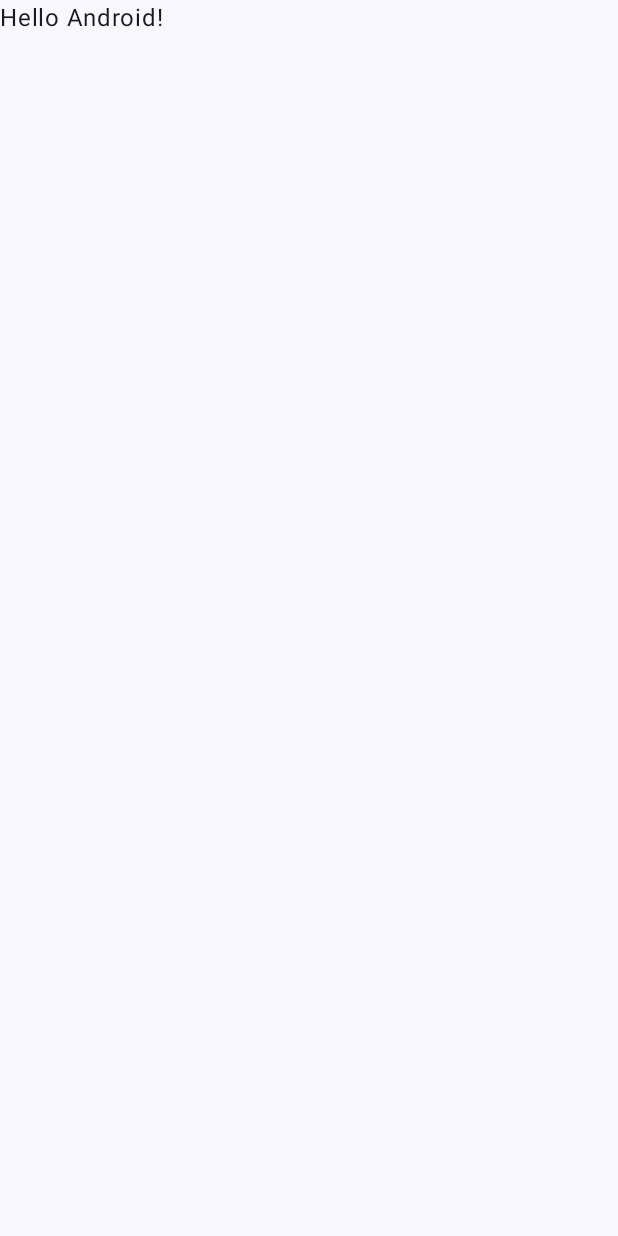
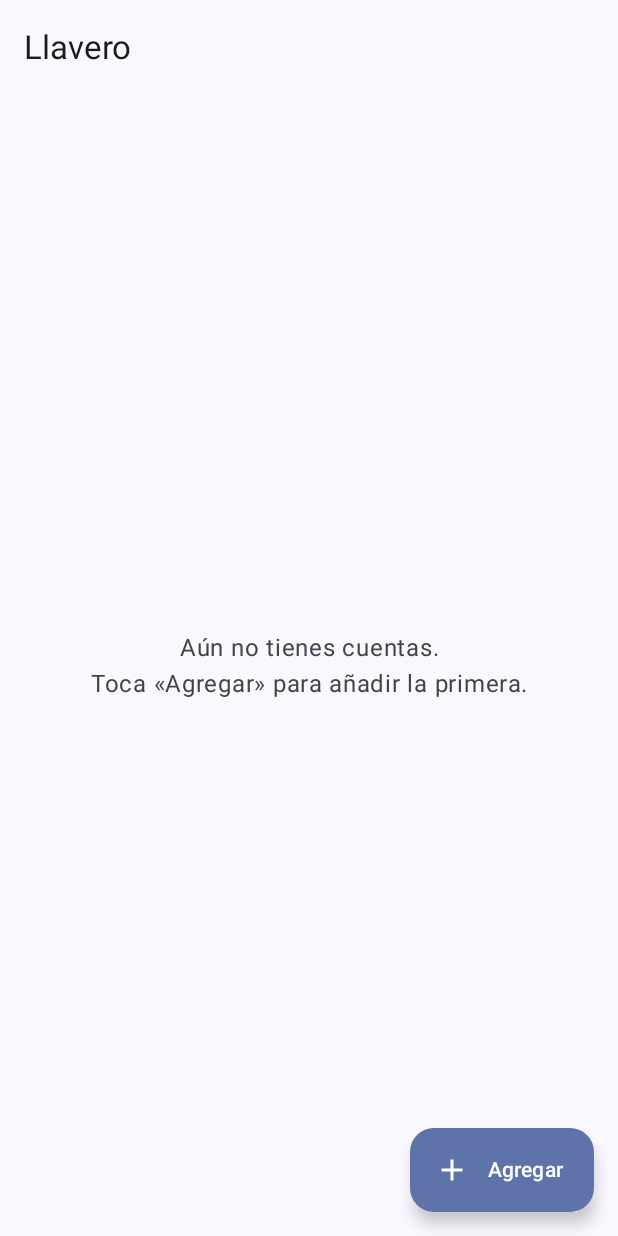
Before and after one commit to SebastianCastellanos123/llavero, an Android app built with Jetpack Compose: the screen it shows after launch (MainActivity), on a phone screen of 412 x 824 dp. Before the commit the screen is almost empty. Run offline under Robolectric (Android 15) with nearby library versions, the phone set to English and light mode, and no system bars.

Commit message:
Interfaz en Compose: lista de cuentas y formulario para agregar
- Lista con el código agrupado (123 456), cuenta regresiva circular y
  aviso en rojo los últimos 5 segundos.
- Tocar una cuenta copia el código marcado como sensible (Android 13+).
- Eliminar pide confirmación y explica el riesgo de perder el acceso.
- Formulario con validación de todos los campos a la vez; la clave va en
  campo de contraseña, sin autocorrección, y no se guarda en el estado
  que Android escribe a disco (remember y no rememberSaveable).
- ViewModel que carga y guarda en segundo plano con un Mutex.
- Dependencias de AndroidX actualizadas; íconos como vectores propios.
- Pruebas: validación del formulario (JVM) y pantallas con Compose UI Test.

Co-Authored-By: Claude Opus 5.5 <noreply@anthropic.com>

```diff
--- a/app/build.gradle.kts
+++ b/app/build.gradle.kts
@@ -45,6 +45,8 @@ dependencies {
     implementation(libs.androidx.compose.ui.tooling.preview)
     implementation(libs.androidx.core.ktx)
     implementation(libs.androidx.lifecycle.runtime.ktx)
+    implementation(libs.androidx.lifecycle.runtime.compose)
+    implementation(libs.androidx.lifecycle.viewmodel.compose)
     testImplementation(libs.junit)
     androidTestImplementation(platform(libs.androidx.compose.bom))
     androidTestImplementation(libs.androidx.compose.ui.test.junit4)
--- a/app/src/main/java/io/github/sebastiancastellanos123/llavero/MainActivity.kt
+++ b/app/src/main/java/io/github/sebastiancastellanos123/llavero/MainActivity.kt
@@ -4,13 +4,7 @@ import android.os.Bundle
 import androidx.activity.ComponentActivity
 import androidx.activity.compose.setContent
 import androidx.activity.enableEdgeToEdge
-import androidx.compose.foundation.layout.fillMaxSize
-import androidx.compose.foundation.layout.padding
-import androidx.compose.material3.Scaffold
-import androidx.compose.material3.Text
-import androidx.compose.runtime.Composable
-import androidx.compose.ui.Modifier
-import androidx.compose.ui.tooling.preview.Preview
+import io.github.sebastiancastellanos123.llavero.ui.LlaveroApp
 import io.github.sebastiancastellanos123.llavero.ui.theme.LlaveroTheme
 
 class MainActivity : ComponentActivity() {
@@ -19,29 +13,8 @@ class MainActivity : ComponentActivity() {
         enableEdgeToEdge()
         setContent {
             LlaveroTheme {
-                Scaffold(modifier = Modifier.fillMaxSize()) { innerPadding ->
-                    Greeting(
-                        name = "Android",
-                        modifier = Modifier.padding(innerPadding)
-                    )
-                }
+                LlaveroApp()
             }
         }
     }
 }
-
-@Composable
-fun Greeting(name: String, modifier: Modifier = Modifier) {
-    Text(
-        text = "Hello $name!",
-        modifier = modifier
-    )
-}
-
-@Preview(showBackground = true)
-@Composable
-fun GreetingPreview() {
-    LlaveroTheme {
-        Greeting("Android")
-    }
-}
--- /dev/null
+++ b/app/src/main/java/io/github/sebastiancastellanos123/llavero/ui/AccountsViewModel.kt
@@ -0,0 +1,77 @@
+package io.github.sebastiancastellanos123.llavero.ui
+
+import androidx.lifecycle.ViewModel
+import androidx.lifecycle.ViewModelProvider.AndroidViewModelFactory.Companion.APPLICATION_KEY
+import androidx.lifecycle.viewModelScope
+import androidx.lifecycle.viewmodel.initializer
+import androidx.lifecycle.viewmodel.viewModelFactory
+import io.github.sebastiancastellanos123.llavero.otp.OtpAccount
+import io.github.sebastiancastellanos123.llavero.storage.CorruptStoreException
+import io.github.sebastiancastellanos123.llavero.storage.EncryptedAccountStore
+import kotlinx.coroutines.Dispatchers
+import kotlinx.coroutines.channels.Channel
+import kotlinx.coroutines.flow.MutableStateFlow
+import kotlinx.coroutines.flow.StateFlow
+import kotlinx.coroutines.flow.asStateFlow
+import kotlinx.coroutines.flow.receiveAsFlow
+import kotlinx.coroutines.launch
+import kotlinx.coroutines.sync.Mutex
+import kotlinx.coroutines.sync.withLock
+import kotlinx.coroutines.withContext
+
+sealed interface AccountsState {
+    data object Loading : AccountsState
+    data class Ready(val accounts: List<OtpAccount>) : AccountsState
+
+    /** No se borra nada automáticamente: el archivo se queda como está por si se puede recuperar. */
+    data class Failed(val message: String) : AccountsState
+}
+
+class AccountsViewModel(private val store: EncryptedAccountStore) : ViewModel() {
+    private val _state = MutableStateFlow<AccountsState>(AccountsState.Loading)
+    val state: StateFlow<AccountsState> = _state.asStateFlow()
+
+    private val _messages = Channel<String>(Channel.BUFFERED)
+    val messages = _messages.receiveAsFlow()
+
+    // Un cambio a la vez: así dos guardados seguidos no se pisan.
+    private val mutex = Mutex()
+
+    init {
+        viewModelScope.launch {
+            _state.value = try {
+                AccountsState.Ready(withContext(Dispatchers.IO) { store.load() })
+            } catch (e: CorruptStoreException) {
+                AccountsState.Failed("No se pudieron leer tus cuentas: el archivo está dañado o la clave del teléfono cambió.")
+            } catch (e: Exception) {
+                AccountsState.Failed("No se pudieron leer tus cuentas.")
+            }
+        }
+    }
+
+    fun add(account: OtpAccount) = update("Cuenta agregada") { it + account }
+
+    fun delete(account: OtpAccount) = update("Cuenta eliminada") { list -> list.filterNot { it === account } }
+
+    private fun update(successMessage: String, transform: (List<OtpAccount>) -> List<OtpAccount>) {
+        viewModelScope.launch {
+            mutex.withLock {
+                val current = (_state.value as? AccountsState.Ready)?.accounts ?: return@withLock
+                val next = transform(current)
+                try {
+                    withContext(Dispatchers.IO) { store.save(next) }
+                    _state.value = AccountsState.Ready(next)
+                    _messages.send(successMessage)
+                } catch (e: Exception) {
+                    _messages.send("No se pudo guardar el cambio")
+                }
+            }
+        }
+    }
+
+    companion object {
+        val Factory = viewModelFactory {
+            initializer { AccountsViewModel(EncryptedAccountStore.create(this[APPLICATION_KEY]!!)) }
+        }
+    }
+}
--- /dev/null
+++ b/app/src/main/java/io/github/sebastiancastellanos123/llavero/ui/LlaveroApp.kt
@@ -0,0 +1,130 @@
+package io.github.sebastiancastellanos123.llavero.ui
+
+import android.content.ClipData
+import android.content.ClipDescription
+import android.content.ClipboardManager
+import android.content.Context
+import android.os.Build
+import android.os.PersistableBundle
+import androidx.activity.compose.BackHandler
+import androidx.compose.foundation.layout.Box
+import androidx.compose.foundation.layout.fillMaxSize
+import androidx.compose.foundation.layout.padding
+import androidx.compose.material3.CircularProgressIndicator
+import androidx.compose.material3.ExperimentalMaterial3Api
+import androidx.compose.material3.ExtendedFloatingActionButton
+import androidx.compose.material3.Icon
+import androidx.compose.material3.MaterialTheme
+import androidx.compose.material3.Scaffold
+import androidx.compose.material3.SnackbarHost
+import androidx.compose.material3.SnackbarHostState
+import androidx.compose.material3.Text
+import androidx.compose.material3.TopAppBar
+import androidx.compose.runtime.Composable
+import androidx.compose.runtime.LaunchedEffect
+import androidx.compose.runtime.getValue
+import androidx.compose.runtime.mutableStateOf
+import androidx.compose.runtime.produceState
+import androidx.compose.runtime.remember
+import androidx.compose.runtime.rememberCoroutineScope
+import androidx.compose.runtime.saveable.rememberSaveable
+import androidx.compose.runtime.setValue
+import androidx.compose.ui.Alignment
+import androidx.compose.ui.Modifier
+import androidx.compose.ui.platform.LocalContext
+import androidx.compose.ui.res.painterResource
+import androidx.compose.ui.text.style.TextAlign
+import androidx.compose.ui.unit.dp
+import androidx.lifecycle.compose.collectAsStateWithLifecycle
+import androidx.lifecycle.viewmodel.compose.viewModel
+import io.github.sebastiancastellanos123.llavero.R
+import kotlinx.coroutines.delay
+import kotlinx.coroutines.launch
+
+@OptIn(ExperimentalMaterial3Api::class)
+@Composable
+fun LlaveroApp(viewModel: AccountsViewModel = viewModel(factory = AccountsViewModel.Factory)) {
+    val state by viewModel.state.collectAsStateWithLifecycle()
+    var adding by rememberSaveable { mutableStateOf(false) }
+    val snackbar = remember { SnackbarHostState() }
+    val scope = rememberCoroutineScope()
+    val context = LocalContext.current
+
+    LaunchedEffect(viewModel) {
+        viewModel.messages.collect { snackbar.showSnackbar(it) }
+    }
+
+    if (adding) {
+        BackHandler { adding = false }
+        AddAccountScreen(
+            onSave = { viewModel.add(it); adding = false },
+            onBack = { adding = false },
+        )
+        return
+    }
+
+    Scaffold(
+        topBar = { TopAppBar(title = { Text("Llavero") }) },
+        snackbarHost = { SnackbarHost(snackbar) },
+        floatingActionButton = {
+            if (state is AccountsState.Ready) {
+                ExtendedFloatingActionButton(
+                    onClick = { adding = true },
+                    icon = { Icon(painterResource(R.drawable.ic_add), contentDescription = null) },
+                    text = { Text("Agregar") },
+                )
+            }
+        },
+    ) { padding ->
+        when (val current = state) {
+            AccountsState.Loading -> Box(Modifier.fillMaxSize(), contentAlignment = Alignment.Center) {
+                CircularProgressIndicator()
+            }
+            is AccountsState.Failed -> Box(
+                Modifier.fillMaxSize().padding(padding).padding(32.dp),
+                contentAlignment = Alignment.Center,
+            ) {
+                Text(current.message, textAlign = TextAlign.Center, color = MaterialTheme.colorScheme.error)
+            }
+            is AccountsState.Ready -> AccountList(
+                accounts = current.accounts,
+                nowSeconds = rememberEpochSeconds(),
+                onCopy = { code ->
+                    copySensitive(context, code)
+                    // Desde Android 13 el sistema ya muestra su propio aviso al copiar.
+                    if (Build.VERSION.SDK_INT < Build.VERSION_CODES.TIRAMISU) {
+                        scope.launch { snackbar.showSnackbar("Código copiado") }
+                    }
+                },
+                onDelete = viewModel::delete,
+                contentPadding = padding,
+            )
+        }
+    }
+}
+
+/** Segundo Unix actual; se actualiza justo al cambiar de segundo. */
+@Composable
+private fun rememberEpochSeconds(): Long {
+    val now by produceState(System.currentTimeMillis() / 1000) {
+        while (true) {
+            delay(1000 - System.currentTimeMillis() % 1000)
+            value = System.currentTimeMillis() / 1000
+        }
+    }
+    return now
+}
+
+/**
+ * Marca el texto como sensible: Android 13+ no lo muestra en la vista previa
+ * del portapapeles ni en las sugerencias del teclado.
+ */
+private fun copySensitive(context: Context, text: String) {
+    val clip = ClipData.newPlainText("Código de verificación", text)
+    if (Build.VERSION.SDK_INT >= Build.VERSION_CODES.TIRAMISU) {
+        clip.description.extras = PersistableBundle().apply {
+            putBoolean(ClipDescription.EXTRA_IS_SENSITIVE, true)
+        }
+    }
+    context.getSystemService(ClipboardManager::class.java).setPrimaryClip(clip)
+}
--- /dev/null
+++ b/app/src/main/res/drawable/ic_add.xml
@@ -0,0 +1,10 @@
+<vector xmlns:android="http://schemas.android.com/apk/res/android"
+    android:width="24dp"
+    android:height="24dp"
+    android:viewportWidth="24"
+    android:viewportHeight="24"
+    android:autoMirrored="false">
+    <path
+        android:fillColor="@android:color/white"
+        android:pathData="M19,13h-6v6h-2v-6H5v-2h6V5h2v6h6v2z" />
+</vector>
```
Also changed, not shown: app/src/main/java/io/github/sebastiancastellanos123/llavero/ui/AccountForm.kt (added, +79 -0 lines), app/src/main/java/io/github/sebastiancastellanos123/llavero/ui/AccountListScreen.kt (added, +162 -0 lines), app/src/main/java/io/github/sebastiancastellanos123/llavero/ui/AddAccountScreen.kt (added, +178 -0 lines), app/src/main/res/drawable/ic_arrow_back.xml (added, +10 -0 lines), app/src/main/res/drawable/ic_delete.xml (added, +10 -0 lines), app/src/main/res/drawable/ic_visibility.xml (added, +10 -0 lines), app/src/main/res/drawable/ic_visibility_off.xml (added, +10 -0 lines), gradle/libs.versions.toml (+9 -7 lines), 2 other files.
